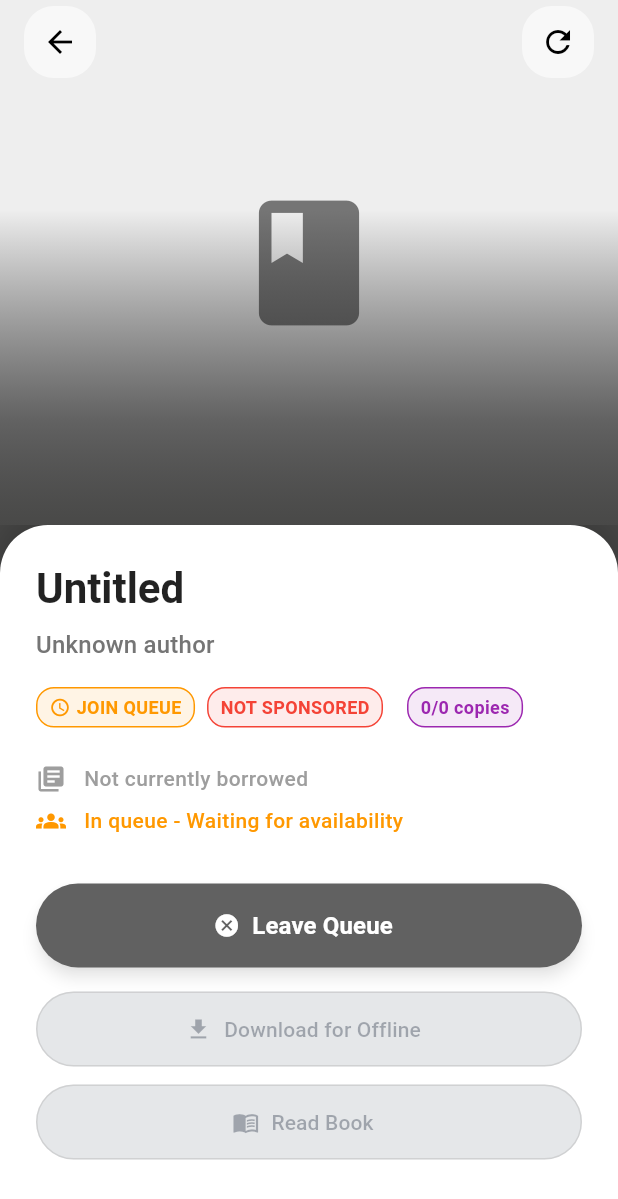
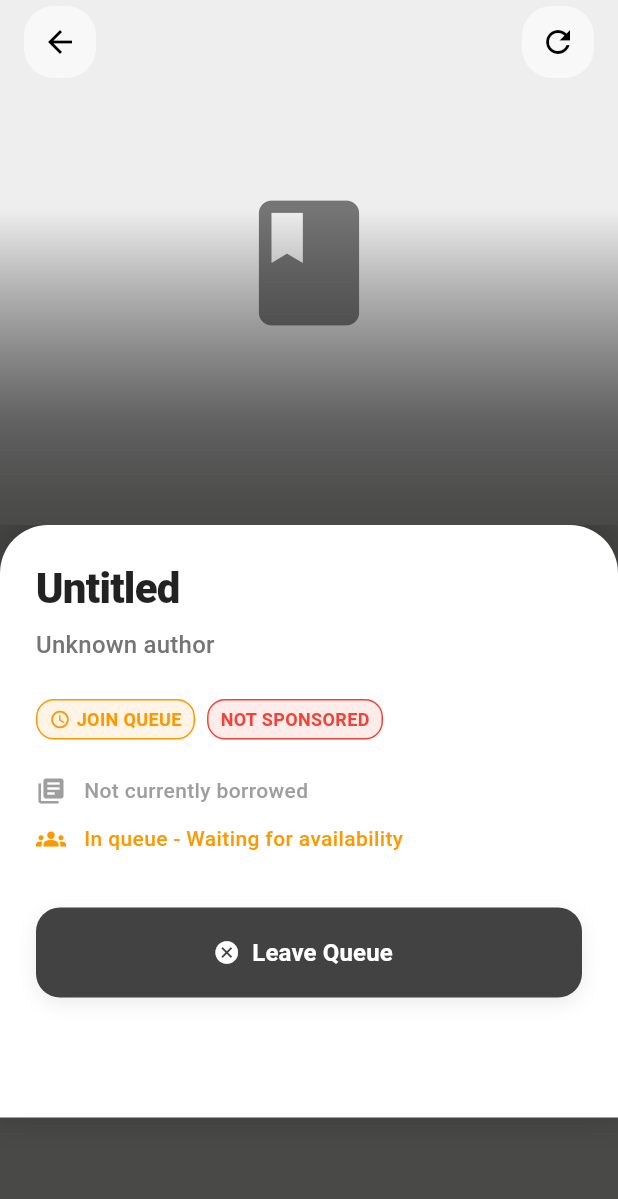
Before and after one commit to Semirss/betebrhana-App, a Flutter app: the BookDetailsPage screen opened directly with empty values, on a phone screen of 412 x 824 dp. Shown: the top 1199 px of the screen. Run offline on Flutter 3.47's test engine with Material 3 defaults, Android fonts, the phone set to English and light mode, and no system bars; our stand-ins replace bloc, cached_network_image, connectivity_plus, dio, equatable, flutter_bloc and 4 more; missing offline and left inert: encrypt, epub_view, flutter_pdfview, universal_html; accounts and stored records are empty.

Commit message:
ui changes to add a loading state and a complete overhole of the ui of detailpage.dary

```diff
--- a/betebrana_mobile/lib/features/library/presentation/pages/book_details_page.dart
+++ b/betebrana_mobile/lib/features/library/presentation/pages/book_details_page.dart
@@ -917,56 +917,7 @@ Future<void> _returnCurrentBook() async {
     badges.add(_buildAvailabilityBadge());
     badges.add(_buildSponsorBadge());
 
-    // Downloaded badge
-    if (_isDownloaded) {
-      badges.add(
-        Container(
-          margin: const EdgeInsets.only(left: 8),
-          padding: const EdgeInsets.symmetric(horizontal: 8, vertical: 4),
-          decoration: BoxDecoration(
-            color: Colors.green.withOpacity(0.1),
-            borderRadius: BorderRadius.circular(12),
-            border: Border.all(color: Colors.green),
-          ),
-          child: Row(
-            mainAxisSize: MainAxisSize.min,
-            children: [
-              Icon(Icons.download_done, size: 14, color: Colors.green),
-              const SizedBox(width: 4),
-              Text(
-                'DOWNLOADED',
-                style: TextStyle(
-                  fontSize: 12,
-                  fontWeight: FontWeight.bold,
-                  color: Colors.green,
-                ),
-              ),
-            ],
-          ),
-        ),
-      );
-    }
 
-    // Copies information as a badge
-    badges.add(
-      Container(
-        margin: const EdgeInsets.only(left: 8),
-        padding: const EdgeInsets.symmetric(horizontal: 8, vertical: 4),
-        decoration: BoxDecoration(
-          color: Colors.purple.withOpacity(0.1),
-          borderRadius: BorderRadius.circular(12),
-          border: Border.all(color: Colors.purple),
-        ),
-        child: Text(
-          '${book.availableCopies}/${book.totalCopies} copies',
-          style: TextStyle(
-            fontSize: 12,
-            fontWeight: FontWeight.bold,
-            color: Colors.purple,
-          ),
-        ),
-      ),
-    );
 
     return Wrap(
       spacing: 8,
@@ -976,111 +927,167 @@ Future<void> _returnCurrentBook() async {
   }
 
   Widget _buildActionButton() {
-    if (_activeRental != null) {
+    if (_loadingStatus) {
+      return Container(
+        decoration: BoxDecoration(
+          borderRadius: BorderRadius.circular(16),
+          boxShadow: [
+            BoxShadow(
+              color: Colors.black.withOpacity(0.1),
+              blurRadius: 10,
+              offset: const Offset(0, 4),
+            ),
+          ],
+        ),
+        child: ElevatedButton.icon(
+          onPressed: null,
+          style: ElevatedButton.styleFrom(
+            backgroundColor: Colors.grey.shade300,
+            disabledBackgroundColor: Colors.grey.shade300,
+            disabledForegroundColor: Colors.grey.shade600,
+            minimumSize: const Size.fromHeight(60),
+            shape: RoundedRectangleBorder(borderRadius: BorderRadius.circular(16)),
+            elevation: 0,
+          ),
+          icon: SizedBox(
+            width: 20, height: 20,
+            child: CircularProgressIndicator(strokeWidth: 2, color: Colors.grey.shade500)
+          ),
+          label: const Text('Loading details...', style: TextStyle(fontSize: 16, fontWeight: FontWeight.bold)),
+        ),
+      );
+    } else if (_activeRental != null) {
       // Return button when book is borrowed
-      return ElevatedButton.icon(
+      return Container(
+        decoration: BoxDecoration(
+          borderRadius: BorderRadius.circular(16),
+          boxShadow: [
+            BoxShadow(
+              color: Colors.redAccent.withOpacity(0.2),
+              blurRadius: 10,
+              offset: const Offset(0, 4),
+            ),
+          ],
+        ),
+        child: ElevatedButton.icon(
           onPressed: (!_actionInProgress && !_isOffline) ? _returnCurrentBook : null,
           style: ElevatedButton.styleFrom(
-          backgroundColor: const Color.fromARGB(176, 172, 88, 9),
-          foregroundColor: Colors.white,
-          minimumSize: const Size.fromHeight(56),
+            backgroundColor: Colors.white,
+            foregroundColor: Colors.redAccent,
+            minimumSize: const Size.fromHeight(60),
             shape: RoundedRectangleBorder(
-            borderRadius: BorderRadius.circular(28),
+              borderRadius: BorderRadius.circular(16),
+              side: const BorderSide(color: Colors.redAccent, width: 1.5),
             ),
-          elevation: 4,
-          shadowColor: Colors.red.withOpacity(0.3),
+            elevation: 0,
           ),
           icon: const Icon(Icons.undo),
-        label: const Text(
-          'Return Book',
-          style: TextStyle(fontSize: 16, fontWeight: FontWeight.w600),
+          label: const Text('Return Book', style: TextStyle(fontSize: 16, fontWeight: FontWeight.bold)),
         ),
       );
     } else if (_canRent) {
       // Rent/borrow button
-      return ElevatedButton.icon(
+      final isReserved = widget.book.queueInfo?.hasReservation ?? false;
+      return Container(
+        decoration: BoxDecoration(
+          borderRadius: BorderRadius.circular(16),
+          gradient: LinearGradient(
+            colors: isReserved
+                ? [Colors.teal.shade400, Colors.teal.shade700]
+                : [const Color(0xFFE6A15C), const Color(0xFFD68B3F)],
+            begin: Alignment.topLeft,
+            end: Alignment.bottomRight,
+          ),
+          boxShadow: [
+            BoxShadow(
+              color: (isReserved ? Colors.teal : const Color(0xFFD68B3F)).withOpacity(0.4),
+              blurRadius: 10,
+              offset: const Offset(0, 4),
+            ),
+          ],
+        ),
+        child: ElevatedButton.icon(
           onPressed: (!_actionInProgress && !_isOffline) ? _rentCurrentBook : null,
           style: ElevatedButton.styleFrom(
-          backgroundColor: (widget.book.queueInfo?.hasReservation ?? false)
-              ? Colors.green
-              : Color.fromARGB(255, 245, 152, 45),
-
-          foregroundColor: const Color.fromARGB(255, 0, 0, 0),
-          minimumSize: const Size.fromHeight(56),
-          shape: RoundedRectangleBorder(
-            borderRadius: BorderRadius.circular(28),
+            backgroundColor: Colors.transparent,
+            foregroundColor: Colors.white,
+            minimumSize: const Size.fromHeight(60),
+            shape: RoundedRectangleBorder(borderRadius: BorderRadius.circular(16)),
+            elevation: 0,
+            shadowColor: Colors.transparent,
           ),
-          elevation: 4,
-          shadowColor: (widget.book.queueInfo?.hasReservation ?? false)
-              ? Colors.green.withOpacity(0.3)
-              : Theme.of(context).primaryColor.withOpacity(0.3),
+          icon: isReserved ? const Icon(Icons.access_time_filled) : const Icon(Icons.library_add),
+          label: Text(
+            isReserved ? 'BORROW NOW (Reserved!)' : 'Borrow (21 days)',
+            style: const TextStyle(fontSize: 16, fontWeight: FontWeight.bold, letterSpacing: 0.5),
           ),
-        icon: (widget.book.queueInfo?.hasReservation ?? false)
-            ? const Icon(Icons.access_time_filled)
-            : const Icon(Icons.library_add),
-        label: Text(
-          (widget.book.queueInfo?.hasReservation ?? false)
-              ? 'BORROW NOW (Reserved!)'
-              : 'Borrow (21 days)',
-          style: const TextStyle(fontSize: 16, fontWeight: FontWeight.w600),
         ),
       );
     } else if (_canJoinQueue) {
-      // Join queue button
-      return ElevatedButton.icon(
+      return Container(
+        decoration: BoxDecoration(
+          borderRadius: BorderRadius.circular(16),
+          boxShadow: [
+            BoxShadow(
+              color: Colors.orange.withOpacity(0.3),
+              blurRadius: 10,
+              offset: const Offset(0, 4),
+            ),
+          ],
+        ),
+        child: ElevatedButton.icon(
           onPressed: (!_actionInProgress && !_isOffline) ? _joinQueueForCurrentBook : null,
           style: ElevatedButton.styleFrom(
-          backgroundColor: Colors.orange,
+            backgroundColor: Colors.orange.shade400,
             foregroundColor: Colors.white,
-          minimumSize: const Size.fromHeight(56),
-          shape: RoundedRectangleBorder(
-            borderRadius: BorderRadius.circular(28),
-          ),
-          elevation: 4,
-          shadowColor: Colors.orange.withOpacity(0.3),
+            minimumSize: const Size.fromHeight(60),
+            shape: RoundedRectangleBorder(borderRadius: BorderRadius.circular(16)),
+            elevation: 0,
           ),
           icon: const Icon(Icons.schedule),
-        label: const Text(
-          'Join Queue',
-          style: TextStyle(fontSize: 16, fontWeight: FontWeight.w600),
+          label: const Text('Join Queue', style: TextStyle(fontSize: 16, fontWeight: FontWeight.bold)),
         ),
       );
     } else if (_canLeaveQueue) {
-      // Leave queue button
-      return ElevatedButton.icon(
+      return Container(
+        decoration: BoxDecoration(
+          borderRadius: BorderRadius.circular(16),
+          boxShadow: [
+            BoxShadow(
+              color: Colors.grey.withOpacity(0.2),
+              blurRadius: 10,
+              offset: const Offset(0, 4),
+            ),
+          ],
+        ),
+        child: ElevatedButton.icon(
           onPressed: (!_actionInProgress && !_isOffline) ? _leaveQueueForCurrentBook : null,
           style: ElevatedButton.styleFrom(
-          backgroundColor: Colors.grey.shade700,
+            backgroundColor: Colors.grey.shade800,
             foregroundColor: Colors.white,
-          minimumSize: const Size.fromHeight(56),
-          shape: RoundedRectangleBorder(
-            borderRadius: BorderRadius.circular(28),
-          ),
-          elevation: 4,
-          shadowColor: Colors.grey.withOpacity(0.3),
+            minimumSize: const Size.fromHeight(60),
+            shape: RoundedRectangleBorder(borderRadius: BorderRadius.circular(16)),
+            elevation: 0,
           ),
           icon: const Icon(Icons.cancel),
-        label: const Text(
-          'Leave Queue',
-          style: TextStyle(fontSize: 16, fontWeight: FontWeight.w600),
+          label: const Text('Leave Queue', style: TextStyle(fontSize: 16, fontWeight: FontWeight.bold)),
         ),
       );
     } else {
-      // Disabled state
-      return ElevatedButton.icon(
+      return Container(
+        decoration: BoxDecoration(borderRadius: BorderRadius.circular(16)),
+        child: ElevatedButton.icon(
           onPressed: null,
           style: ElevatedButton.styleFrom(
-          backgroundColor: Colors.grey.shade800,
-          foregroundColor: Colors.grey.shade400,
-          minimumSize: const Size.fromHeight(56),
-          shape: RoundedRectangleBorder(
-            borderRadius: BorderRadius.circular(28),
-          ),
+            backgroundColor: Colors.grey.shade200,
+            disabledBackgroundColor: Colors.grey.shade200,
+            disabledForegroundColor: Colors.grey.shade400,
+            minimumSize: const Size.fromHeight(60),
+            shape: RoundedRectangleBorder(borderRadius: BorderRadius.circular(16)),
+            elevation: 0,
           ),
           icon: const Icon(Icons.block),
-        label: const Text(
-          'Not Available',
-          style: TextStyle(fontSize: 16, fontWeight: FontWeight.w600),
+          label: const Text('Not Available', style: TextStyle(fontSize: 16, fontWeight: FontWeight.bold)),
         ),
       );
     }
@@ -1094,65 +1101,27 @@ Future<void> _returnCurrentBook() async {
       children: [
         _buildActionButton(),
         const SizedBox(height: 16),
-        // Download/Remove download button
-        SizedBox(
-          width: double.infinity,
-          child: _isDownloaded
-              ? ElevatedButton.icon(
-                  onPressed: (!_actionInProgress) ? _removeDownloadedBook : null,
-                  style: ElevatedButton.styleFrom(
-                    backgroundColor: Colors.red.withOpacity(0.1),
-                    foregroundColor: Colors.red,
-                    minimumSize: const Size.fromHeight(50),
-                    shape: RoundedRectangleBorder(
-                      borderRadius: BorderRadius.circular(25),
-                      side: BorderSide(color: Colors.red.withOpacity(0.3)),
+
+        // Read button - High priority when book is active
+        if (_canRead) ...[
+          Container(
+            decoration: BoxDecoration(
+              borderRadius: BorderRadius.circular(16),
+              gradient: const LinearGradient(
+                colors: [Color(0xFF4A90E2), Color(0xFF0052D4)],
+                begin: Alignment.topLeft,
+                end: Alignment.bottomRight,
               ),
+              boxShadow: [
+                BoxShadow(
+                  color: Colors.blue.withOpacity(0.4),
+                  blurRadius: 10,
+                  offset: const Offset(0, 4),
                 ),
-                  icon: const Icon(Icons.delete),
-                  label: const Text('Remove Download'),
-                )
-              : ElevatedButton.icon(
-                  onPressed: (!_actionInProgress && !_downloading && _canDownload)
-                      ? _downloadCurrentBook
-                      : null,
-                  style: ElevatedButton.styleFrom(
-                    backgroundColor: _canDownload
-                        ? (isDark ? Colors.white : Colors.black87)
-                        : Colors.grey.withOpacity(0.1),
-                    foregroundColor: _canDownload
-                        ? (isDark ? Colors.black : Colors.white)
-                        : Colors.grey,
-                    minimumSize: const Size.fromHeight(50),
-                    shape: RoundedRectangleBorder(
-                      borderRadius: BorderRadius.circular(25),
-                      side: BorderSide(
-                        color: _canDownload
-                            ? Theme.of(context).primaryColor.withOpacity(0.3)
-                            : Colors.grey.withOpacity(0.3),
+              ],
             ),
-                    ),
-                  ),
-                  icon: _downloading
-                      ? SizedBox(
-                          width: 20,
-                          height: 20,
-                          child: CircularProgressIndicator(
-                            strokeWidth: 2,
-                            color: isDark ? Colors.white : Colors.black,
-                          ),
-                        )
-                      : const Icon(Icons.download),
-                  label: Text(_downloading ? 'Downloading...' : 'Download for Offline'),
-                ),
-        ),
-        const SizedBox(height: 12),
-
-        // Read button
-        SizedBox(
-          width: double.infinity,
             child: ElevatedButton.icon(
-            onPressed: (!_actionInProgress && _canRead)
+              onPressed: (!_actionInProgress)
                 ? () {
                     Navigator.of(context).push(
                       MaterialPageRoute(
@@ -1166,23 +1135,52 @@ Future<void> _returnCurrentBook() async {
                   }
                 : null,
               style: ElevatedButton.styleFrom(
-              backgroundColor: const Color.fromARGB(211, 241, 126, 19).withOpacity(0.5),
-              foregroundColor: _canRead
-                  ? const Color.fromARGB(255, 255, 255, 255)
-                  : const Color.fromARGB(255, 231, 227, 224),
-              minimumSize: const Size.fromHeight(50),
-              shape: RoundedRectangleBorder(
-                borderRadius: BorderRadius.circular(25),
-                side: BorderSide(
-                  color: _canRead
-                      ? Colors.blue.withOpacity(0.3)
-                      : Colors.grey.withOpacity(0.3),
+                backgroundColor: Colors.orange,
+                foregroundColor: Colors.white,
+                minimumSize: const Size.fromHeight(60),
+                shape: RoundedRectangleBorder(borderRadius: BorderRadius.circular(16)),
+                elevation: 0,
+                shadowColor: Colors.transparent,
+              ),
+              icon: const Icon(Icons.menu_book),
+              label: const Text('Read Book', style: TextStyle(fontSize: 16, fontWeight: FontWeight.bold, letterSpacing: 0.5)),
             ),
           ),
+          const SizedBox(height: 16),
+        ],
+
+        // Download/Remove download actions
+        if (_canDownload || _isDownloaded)
+          Row(
+            children: [
+              Expanded(
+                child: _isDownloaded
+                  ? OutlinedButton.icon(
+                      onPressed: (!_actionInProgress) ? _removeDownloadedBook : null,
+                      style: OutlinedButton.styleFrom(
+                        foregroundColor: Colors.redAccent,
+                        side: BorderSide(color: Colors.redAccent.withOpacity(0.5)),
+                        minimumSize: const Size.fromHeight(50),
+                        shape: RoundedRectangleBorder(borderRadius: BorderRadius.circular(12)),
                       ),
-            icon: const Icon(Icons.menu_book),
-            label: const Text('Read Book'),
+                      icon: const Icon(Icons.delete_outline, size: 20),
+                      label: const Text('Remove offline copy', style: TextStyle(fontWeight: FontWeight.w600)),
+                    )
+                  : OutlinedButton.icon(
+                      onPressed: (!_actionInProgress && !_downloading) ? _downloadCurrentBook : null,
+                      style: OutlinedButton.styleFrom(
+                        foregroundColor: isDark ? Colors.white70 : Colors.black87,
+                        side: BorderSide(color: isDark ? Colors.white30 : Colors.black26),
+                        minimumSize: const Size.fromHeight(50),
+                        shape: RoundedRectangleBorder(borderRadius: BorderRadius.circular(12)),
                       ),
+                      icon: _downloading
+                        ? const SizedBox(width: 16, height: 16, child: CircularProgressIndicator(strokeWidth: 2))
+                        : const Icon(Icons.cloud_download_outlined, size: 20),
+                      label: Text(_downloading ? 'Downloading...' : 'Download for Offline', style: const TextStyle(fontWeight: FontWeight.w600)),
+                    ),
+              ),
+            ],
           ),
       ],
     );
@@ -1269,18 +1267,41 @@ Future<void> _returnCurrentBook() async {
                           book.title.isEmpty ? 'Untitled' : book.title,
                           style: theme.textTheme.headlineMedium!.copyWith(
                             color: isDark ? Colors.white : Colors.black87,
-                            fontWeight: FontWeight.w700,
+                            fontWeight: FontWeight.w800,
+                            letterSpacing: -0.5,
                           ),
                         ),
                         const SizedBox(height: 8),
 
                         Text(
-                          book.author.isEmpty ? 'Unknown author' : book.author,
+                          book.author.isEmpty ? 'Unknown author' : 'By ${book.author}',
                           style: theme.textTheme.titleMedium!.copyWith(
                             color: isDark ? Colors.grey.shade400 : Colors.grey.shade600,
+                            fontWeight: FontWeight.w500,
                           ),
                         ),
-                        const SizedBox(height: 16),
+                        const SizedBox(height: 24),
+
+                        // Description section immediately follows Title & Author
+                        if ((book.description ?? '').isNotEmpty) ...[
+                          Text(
+                            'About this book',
+                            style: theme.textTheme.titleMedium!.copyWith(
+                              color: isDark ? Colors.white : Colors.black87,
+                              fontWeight: FontWeight.w700,
+                            ),
+                          ),
+                          const SizedBox(height: 8),
+                          Text(
+                            book.description!,
+                            style: theme.textTheme.bodyMedium!.copyWith(
+                              color: isDark ? Colors.grey.shade400 : Colors.grey.shade700,
+                              height: 1.6,
+                              fontSize: 15,
+                            ),
+                          ),
+                          const SizedBox(height: 32),
+                        ],
 
                         // Key info badges
                         _buildKeyInfoBadges(),
@@ -1296,7 +1317,7 @@ Future<void> _returnCurrentBook() async {
 
                         if (_queueStatusText().isNotEmpty)
                           Padding(
-                            padding: const EdgeInsets.only(top: 8),
+                            padding: const EdgeInsets.only(top: 12),
                             child: _buildStatusIndicator(
                               Icons.groups,
                               _queueStatusText(),
@@ -1304,34 +1325,13 @@ Future<void> _returnCurrentBook() async {
                             ),
                           ),
 
-                        const SizedBox(height: 32),
+                        const SizedBox(height: 36),
 
-                        // Secondary actions
+                        // Action buttons right at the bottom of the content
                         _buildSecondaryActions(),
 
-                        const SizedBox(height: 32),
-
-                        // Description section
-                        if ((book.description ?? '').isNotEmpty) ...[
-                          Text(
-                            'About this book',
-                            style: theme.textTheme.titleLarge!.copyWith(
-                              color: isDark ? Colors.white : Colors.black87,
-                              fontWeight: FontWeight.w600,
-                            ),
-                          ),
-                          const SizedBox(height: 12),
-                          Text(
-                            book.description!,
-                            style: theme.textTheme.bodyLarge!.copyWith(
-                              color: isDark ? Colors.grey.shade300 : Colors.grey.shade700,
-                              height: 1.6,
-                            ),
-                          ),
-                        ],
-
                         // Bottom padding
-                        const SizedBox(height: 32),
+                        const SizedBox(height: 40),
                       ],
                     ),
                   ),
```
Lines whose indentation alone changed are shown as unchanged.
